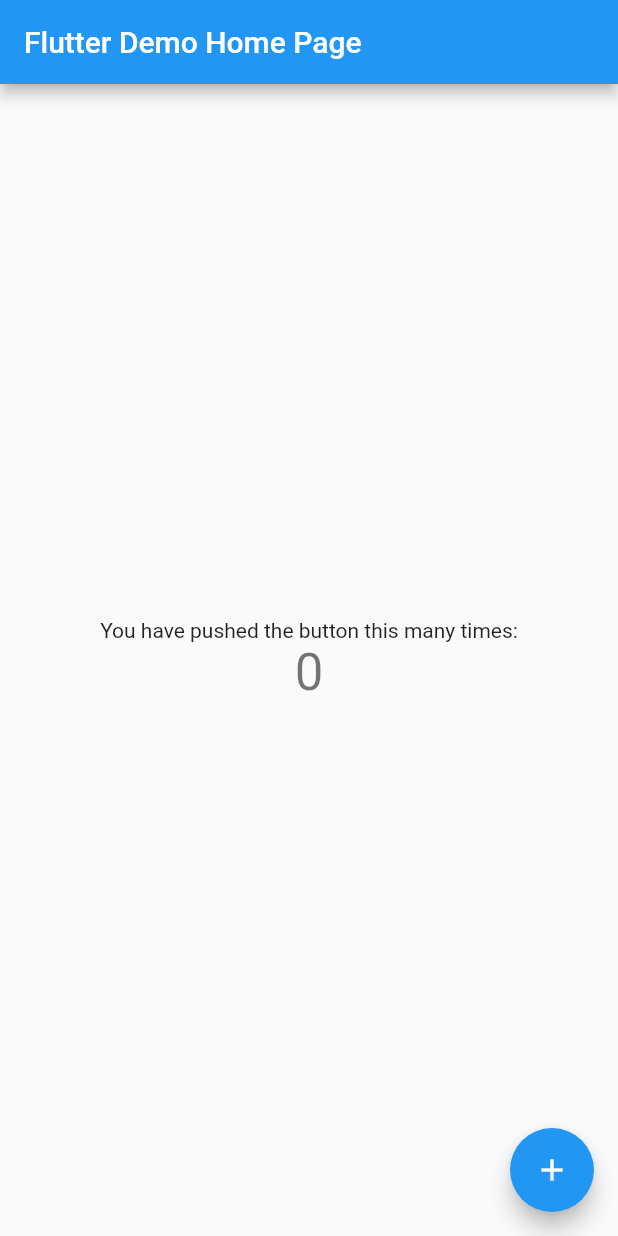
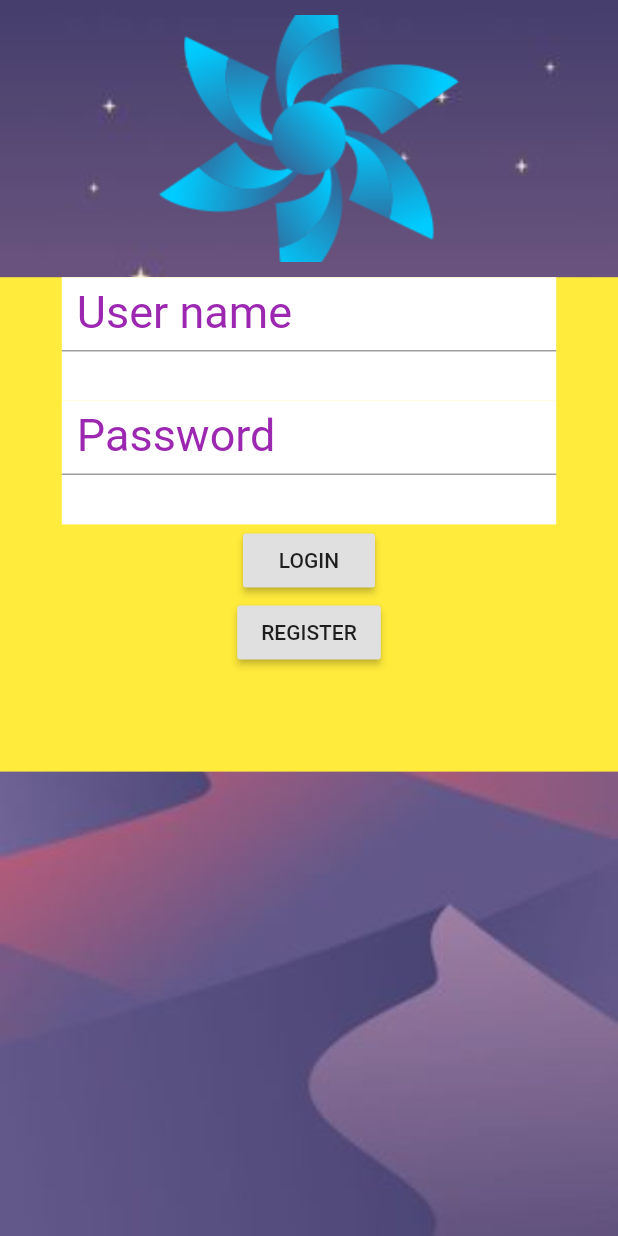
Before and after one commit to mralbertnguyen/flutter_template, a Flutter app: the screen it shows after launch, on a phone screen of 412 x 824 dp. Run offline on Flutter 3.47's test engine with Material 2 defaults, Android fonts, the phone set to English and light mode, and no system bars.

Commit message:
Commit for nothing

```diff
--- a/lib/main.dart
+++ b/lib/main.dart
@@ -1,12 +1,22 @@
 import 'package:flutter/material.dart';
+import 'package:apptemplates/src/ui/login/LoginScreen.dart';
 
-void main() => runApp(MyApp());
+void main() => runApp(
+      MaterialApp(
+        initialRoute: '/',
+        routes: {
+          '/': (context) => MyApp(),
+          '/login': (context) => LoginScreen(),
+        },
+      ),
+    );
 
 class MyApp extends StatelessWidget {
   // This widget is the root of your application.
   @override
   Widget build(BuildContext context) {
     return MaterialApp(
+      debugShowCheckedModeBanner: false,
       title: 'Flutter Demo',
       theme: ThemeData(
         // This is the theme of your application.
@@ -20,92 +30,22 @@ class MyApp extends StatelessWidget {
         // is not restarted.
         primarySwatch: Colors.blue,
       ),
-      home: MyHomePage(title: 'Flutter Demo Home Page'),
+      home: MyHomePage(),
     );
   }
 }
 
 class MyHomePage extends StatefulWidget {
-  MyHomePage({Key key, this.title}) : super(key: key);
-
-  // This widget is the home page of your application. It is stateful, meaning
-  // that it has a State object (defined below) that contains fields that affect
-  // how it looks.
-
-  // This class is the configuration for the state. It holds the values (in this
-  // case the title) provided by the parent (in this case the App widget) and
-  // used by the build method of the State. Fields in a Widget subclass are
-  // always marked "final".
-
-  final String title;
+  MyHomePage({Key key}) : super(key: key);
 
   @override
   _MyHomePageState createState() => _MyHomePageState();
 }
 
 class _MyHomePageState extends State<MyHomePage> {
-  int _counter = 0;
-
-  void _incrementCounter() {
-    setState(() {
-      // This call to setState tells the Flutter framework that something has
-      // changed in this State, which causes it to rerun the build method below
-      // so that the display can reflect the updated values. If we changed
-      // _counter without calling setState(), then the build method would not be
-      // called again, and so nothing would appear to happen.
-      _counter++;
-    });
-  }
-
   @override
   Widget build(BuildContext context) {
-    // This method is rerun every time setState is called, for instance as done
-    // by the _incrementCounter method above.
-    //
-    // The Flutter framework has been optimized to make rerunning build methods
-    // fast, so that you can just rebuild anything that needs updating rather
-    // than having to individually change instances of widgets.
-    return Scaffold(
-      appBar: AppBar(
-        // Here we take the value from the MyHomePage object that was created by
-        // the App.build method, and use it to set our appbar title.
-        title: Text(widget.title),
-      ),
-      body: Center(
-        // Center is a layout widget. It takes a single child and positions it
-        // in the middle of the parent.
-        child: Column(
-          // Column is also layout widget. It takes a list of children and
-          // arranges them vertically. By default, it sizes itself to fit its
-          // children horizontally, and tries to be as tall as its parent.
-          //
-          // Invoke "debug painting" (press "p" in the console, choose the
-          // "Toggle Debug Paint" action from the Flutter Inspector in Android
-          // Studio, or the "Toggle Debug Paint" command in Visual Studio Code)
-          // to see the wireframe for each widget.
-          //
-          // Column has various properties to control how it sizes itself and
-          // how it positions its children. Here we use mainAxisAlignment to
-          // center the children vertically; the main axis here is the vertical
-          // axis because Columns are vertical (the cross axis would be
-          // horizontal).
-          mainAxisAlignment: MainAxisAlignment.center,
-          children: <Widget>[
-            Text(
-              'You have pushed the button this many times:',
-            ),
-            Text(
-              '$_counter',
-              style: Theme.of(context).textTheme.display1,
-            ),
-          ],
-        ),
-      ),
-      floatingActionButton: FloatingActionButton(
-        onPressed: _incrementCounter,
-        tooltip: 'Increment',
-        child: Icon(Icons.add),
-      ), // This trailing comma makes auto-formatting nicer for build methods.
-    );
+    // TODO: implement build
+    return LoginScreen();
   }
 }
--- /dev/null
+++ b/lib/src/ui/login/LoginScreen.dart
@@ -0,0 +1,148 @@
+import 'package:flutter/material.dart';
+import 'package:apptemplates/src/utils/Strings.dart';
+import 'package:apptemplates/src/utils/theme/index.dart';
+
+class LoginScreen extends StatelessWidget {
+  @override
+  Widget build(BuildContext context) {
+    // TODO: implement build
+    return LoginScreenStateful();
+  }
+}
+
+class LoginScreenStateful extends StatefulWidget {
+  LoginScreenStateful({Key key}) : super(key: key);
+
+  @override
+  LoginScreenState createState() => new LoginScreenState();
+}
+
+class LoginScreenState extends State<LoginScreenStateful> {
+  double width;
+  double height;
+
+  // Text controllers
+  TextEditingController usnController = new TextEditingController();
+  TextEditingController pwdController = new TextEditingController();
+
+  List<Widget> widgets = List();
+
+  @override
+  void initState() {
+    super.initState();
+  }
+
+  void getScreenSize(BuildContext context) {
+    width = MediaQuery.of(context).size.width;
+    height = MediaQuery.of(context).size.height;
+  }
+
+  @override
+  Widget build(BuildContext context) {
+    this.getScreenSize(context);
+    return Scaffold(
+      appBar: null,
+      body: SingleChildScrollView(
+        child: GestureDetector(
+          onTap: () {
+            // Disable keyboard when touch outside form edit text
+            FocusScope.of(context).autofocus(FocusNode());
+          },
+          child: bodyWidget(context),
+        ),
+      ),
+    );
+  }
+
+  Widget bodyWidget(BuildContext context) {
+    widgets.clear();
+    // add widget to list widget
+    widgets.add(logo(context));
+    widgets.add(formLogin(context));
+    return Container(
+      height: height,
+      width: width,
+      decoration: new BoxDecoration(image: backgroundLogin(context)),
+      child: ListView.builder(
+        itemCount: widgets.length,
+        itemBuilder: (context, index) {
+          return widgets[index];
+        },
+      ),
+    );
+  }
+
+  // Background image body
+  DecorationImage backgroundLogin(BuildContext context) {
+    return new DecorationImage(
+        image: AssetImage(PATH_IMG_BR), fit: BoxFit.fill);
+  }
+
+  // Logo
+  Widget logo(BuildContext context) {
+    return Container(
+      height: height * 0.2,
+      width: height * 0.2,
+      margin: EdgeInsets.all(10.0),
+      decoration: new BoxDecoration(
+          image: DecorationImage(
+              image: AssetImage(PATH_IMG_LOGO), fit: BoxFit.cover)),
+    );
+  }
+
+  // Form login
+  Widget formLogin(BuildContext context) {
+    return Container(
+      height: height * factor_height_form_login,
+      width: width * factor_width_form_login,
+      decoration: new BoxDecoration(
+        color: color_br_formLogin,
+      ),
+      child: Column(
+        children: <Widget>[
+          // Edit text username
+          edtField(usnController, TextInputType.text, false, LBL_EDT_USN, ""),
+          edtField(pwdController, TextInputType.text, true, LBL_EDT_PWD, ""),
+          btnLogin(LBL_BTN_LOGIN),
+          btnRegister(LBL_BTN_REGISTER)
+        ],
+      ),
+    );
+  }
+
+  Widget edtField(TextEditingController controller, TextInputType type,
+      bool scureText, String label, String hint) {
+    return Container(
+        height: height * factor_height_edt,
+        width: width * factor_width_edt,
+        decoration: new BoxDecoration(color: color_br_edt),
+        child: TextField(
+          controller: controller,
+          keyboardType: type,
+          obscureText: scureText,
+          style: TextStyle(
+            fontSize: font_size_edt,
+             height: factor_height_edt,
+          ),
+          decoration: new InputDecoration(
+              contentPadding: EdgeInsets.all(distance_padding_left_edt),
+              labelText: label,
+              labelStyle: TextStyle(color: color_lbl)),
+        ));
+  }
+
+  // Button login
+  RaisedButton btnLogin(String lbl) {
+    return RaisedButton(
+      child: Text(lbl),
+      onPressed: () {},
+    );
+  }
+
+  // Button register
+  RaisedButton btnRegister(String lbl) {
+    return RaisedButton(child: Text(lbl), onPressed: () {});
+  }
+
+  // Others
+}
--- /dev/null
+++ b/lib/src/utils/Strings.dart
@@ -0,0 +1,11 @@
+const String PATH_IMG_BR = "lib/src/assets/images/background.jpg";
+const String PATH_IMG_LOGO = "lib/src/assets/images/logo.png";
+
+
+/// Const string
+
+const String LBL_EDT_USN = "User name";
+const String LBL_EDT_PWD = "Password";
+const String LBL_BTN_LOGIN = "LOGIN";
+const String LBL_BTN_REGISTER = "REGISTER";
+/// End const string
--- /dev/null
+++ b/lib/src/utils/theme/ThemeLogin.dart
@@ -0,0 +1,36 @@
+import 'package:flutter/material.dart';
+
+
+/// Size
+
+final double factor_width_form_login = 0.8;
+final double factor_height_form_login = 0.4;
+
+final double factor_width_edt = 0.8;
+final double factor_height_edt = 0.1;
+
+/// Distance
+final double distance_margin_logo = 10.0;
+final double distance_padding_left_edt = 10.0;
+
+
+// Font size
+final double font_size_edt = 30.0;
+
+/// end Size
+
+/// Heights
+///
+///
+/// End height
+/// Widths
+///
+
+///
+/// End width
+
+/// Color
+final Color color_br_formLogin = Colors.yellow;
+final Color color_lbl = Colors.purple;
+final Color color_br_edt = Colors.white;
+/// end Color
--- /dev/null
+++ b/lib/src/utils/theme/index.dart
@@ -0,0 +1 @@
+export 'package:apptemplates/src/utils/theme/ThemeLogin.dart';
```
Also changed, not shown: pubspec.yaml (+3 -7 lines), lib/src/assets/images/background.jpg (added), lib/src/assets/images/logo.png (added), 1 other file.
